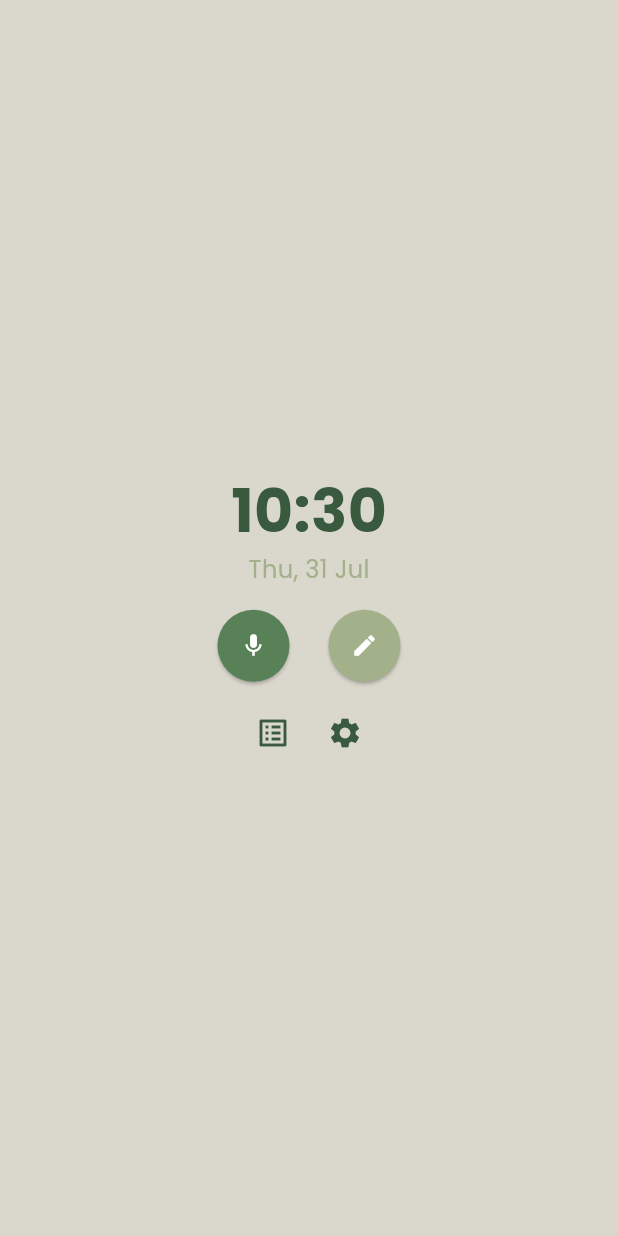
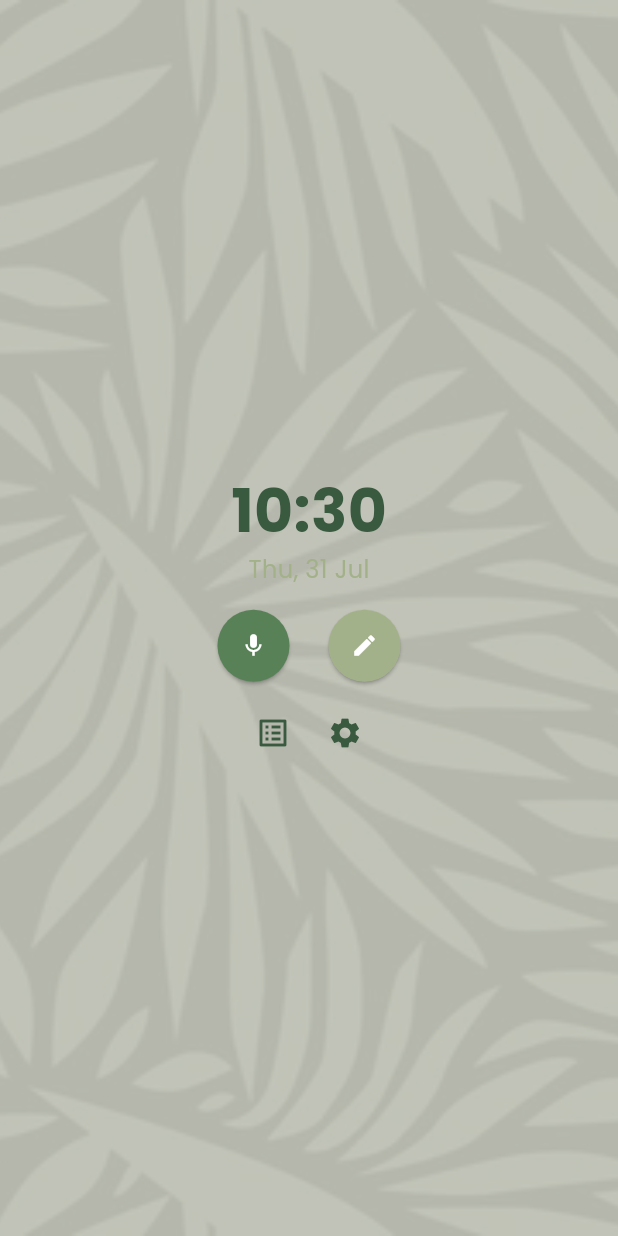
Before and after one commit to armandomh123/wear_os_flutter, a Flutter app: the screen it shows after launch, on a phone screen of 412 x 824 dp. Run offline on Flutter 3.47's test engine with Material 3 defaults, Android fonts, the phone set to English and light mode, and no system bars; our stand-ins replace flutter_local_notifications, permission_handler, shared_preferences, speech_to_text; missing offline and left inert: wear_plus.

Commit message:
Añadido fondo a la pantalla principal.

```diff
--- a/lib/main.dart
+++ b/lib/main.dart
@@ -218,7 +218,7 @@ class MyApp extends StatelessWidget {
         ChangeNotifierProvider(create: (_) => SettingsProvider()),
       ],
       child: MaterialApp(
-        title: 'Wear OS Notes',
+        title: 'GreenNote',
         theme: _buildAppTheme(),
         home: const WatchScreen(),
         debugShowCheckedModeBanner: false,
@@ -390,8 +390,19 @@ class _HomeScreenState extends State<HomeScreen> {
     );
 
     return Scaffold(
-      backgroundColor: isAmbient ? Colors.black : theme.scaffoldBackgroundColor,
-      body: Center(
+      // El color de fondo ahora se gestiona en el Container para poder añadir una imagen.
+      body: Container(
+        decoration: BoxDecoration(
+          color: isAmbient ? Colors.black : theme.scaffoldBackgroundColor,
+          image: isAmbient
+              ? null
+              : const DecorationImage(
+                  image: AssetImage('assets/images/leaf_background.webp'),
+                  fit: BoxFit.cover,
+                  opacity: 0.2, // Hacemos la imagen sutil para que no moleste
+                ),
+        ),
+        child: Center(
           child: Column(
             mainAxisAlignment: MainAxisAlignment.center,
             children: <Widget>[
@@ -436,6 +447,7 @@ class _HomeScreenState extends State<HomeScreen> {
                   ],
                 )
             ],
+          ),
         ),
       ),
     );
--- a/pubspec.yaml
+++ b/pubspec.yaml
@@ -64,9 +64,8 @@ flutter:
   uses-material-design: true
 
   # To add assets to your application, add an assets section, like this:
-  # assets:
-  #   - images/a_dot_burr.jpeg
-  #   - images/a_dot_ham.jpeg
+  assets:
+      - assets/images/
 
   # An image asset can refer to one or more resolution-specific "variants", see
   # https://flutter.dev/to/resolution-aware-images
```
Also changed, not shown: assets/images/leaf_background.webp (added). Lines whose indentation alone changed are shown as unchanged.
